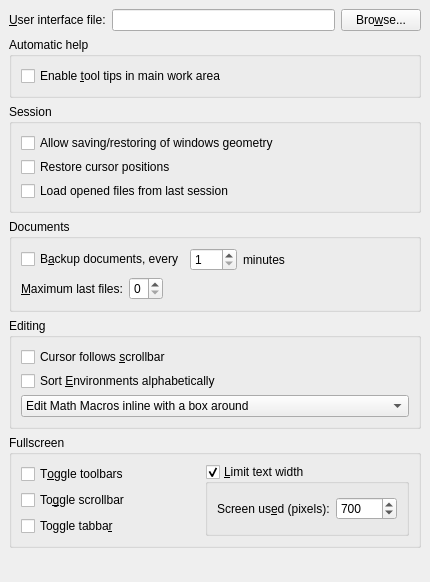
cburschka/lyx, file src/frontends/qt4/ui/PrefUi.ui: the form before one commit.
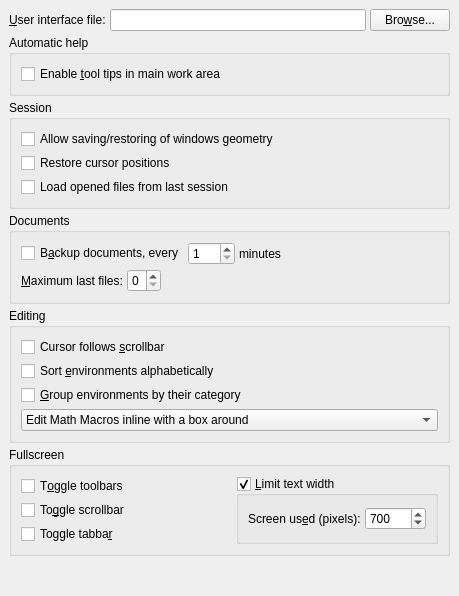
The form after the commit.

Commit message: * center the line in the layout category headers in the middle of the lowercase chars     * some messages for the statusbar     * configuration option for grouping of the layouts     * put category headers above the first item of each category in the       layout list.       To avoid scrolling we have to sneak in space for the headers.       So we tweak this value accordingly. It's not nice, but the       only possible way it seems.

```diff
--- a/src/frontends/qt4/ui/PrefUi.ui
+++ b/src/frontends/qt4/ui/PrefUi.ui
@@ -5,14 +5,12 @@
    <rect>
     <x>0</x>
     <y>0</y>
-    <width>430</width>
-    <height>582</height>
+    <width>459</width>
+    <height>596</height>
    </rect>
   </property>
   <property name="sizePolicy" >
-   <sizepolicy>
-    <hsizetype>0</hsizetype>
-    <vsizetype>0</vsizetype>
+   <sizepolicy vsizetype="Fixed" hsizetype="Fixed" >
     <horstretch>0</horstretch>
     <verstretch>0</verstretch>
    </sizepolicy>
@@ -21,12 +19,6 @@
    <string/>
   </property>
   <layout class="QGridLayout" >
-   <property name="margin" >
-    <number>9</number>
-   </property>
-   <property name="spacing" >
-    <number>6</number>
-   </property>
    <item row="2" column="0" colspan="3" >
     <widget class="QGroupBox" name="GeometryGB" >
      <property name="title" >
@@ -36,10 +28,10 @@
       <bool>true</bool>
      </property>
      <layout class="QGridLayout" >
-      <property name="margin" >
-       <number>9</number>
+      <property name="horizontalSpacing" >
+       <number>4</number>
       </property>
-      <property name="spacing" >
+      <property name="verticalSpacing" >
        <number>4</number>
       </property>
       <item row="0" column="0" >
@@ -84,12 +76,6 @@
       <bool>true</bool>
      </property>
      <layout class="QGridLayout" >
-      <property name="margin" >
-       <number>9</number>
-      </property>
-      <property name="spacing" >
-       <number>6</number>
-      </property>
       <item rowspan="3" row="0" column="2" >
        <widget class="QGroupBox" name="fullscreenLimitGB" >
         <property name="title" >
@@ -99,12 +85,6 @@
          <bool>true</bool>
         </property>
         <layout class="QGridLayout" >
-         <property name="margin" >
-          <number>9</number>
-         </property>
-         <property name="spacing" >
-          <number>6</number>
-         </property>
          <item row="0" column="1" >
           <widget class="QSpinBox" name="fullscreenWidthSB" >
            <property name="maximum" >
@@ -164,9 +144,7 @@
       <item row="0" column="0" >
        <widget class="QCheckBox" name="toggleToolbarsCB" >
         <property name="sizePolicy" >
-         <sizepolicy>
-          <hsizetype>0</hsizetype>
-          <vsizetype>0</vsizetype>
+         <sizepolicy vsizetype="Fixed" hsizetype="Fixed" >
           <horstretch>0</horstretch>
           <verstretch>0</verstretch>
          </sizepolicy>
@@ -191,10 +169,10 @@
       <bool>true</bool>
      </property>
      <layout class="QGridLayout" >
-      <property name="margin" >
-       <number>9</number>
+      <property name="horizontalSpacing" >
+       <number>4</number>
       </property>
-      <property name="spacing" >
+      <property name="verticalSpacing" >
        <number>4</number>
       </property>
       <item row="0" column="0" >
@@ -207,11 +185,11 @@
       <item row="1" column="0" >
        <widget class="QCheckBox" name="sortEnvironmentsCB" >
         <property name="text" >
-         <string>Sort &amp;Environments alphabetically</string>
+         <string>Sort &amp;environments alphabetically</string>
         </property>
        </widget>
       </item>
-      <item row="2" column="0" >
+      <item row="3" column="0" >
        <widget class="QComboBox" name="macroEditStyleCO" >
         <item>
          <property name="text" >
@@ -230,6 +208,13 @@
         </item>
        </widget>
       </item>
+      <item row="2" column="0" >
+       <widget class="QCheckBox" name="groupEnvironmentsCB" >
+        <property name="text" >
+         <string>&amp;Group environments by their category</string>
+        </property>
+       </widget>
+      </item>
      </layout>
     </widget>
    </item>
@@ -242,20 +227,8 @@
       <bool>true</bool>
      </property>
      <layout class="QGridLayout" >
-      <property name="margin" >
-       <number>9</number>
-      </property>
-      <property name="spacing" >
-       <number>6</number>
-      </property>
       <item row="1" column="0" colspan="4" >
        <layout class="QHBoxLayout" >
-        <property name="margin" >
-         <number>0</number>
-        </property>
-        <property name="spacing" >
-         <number>6</number>
-        </property>
         <item>
          <widget class="QLabel" name="lastfilesLA" >
           <property name="text" >
@@ -353,10 +326,10 @@
       <bool>true</bool>
      </property>
      <layout class="QGridLayout" >
-      <property name="margin" >
-       <number>9</number>
+      <property name="horizontalSpacing" >
+       <number>4</number>
       </property>
-      <property name="spacing" >
+      <property name="verticalSpacing" >
        <number>4</number>
       </property>
       <item row="0" column="0" >
```
Left out of the diff: 12 changed lines with no effect on the pictures. The commit also changes 5 other files.
